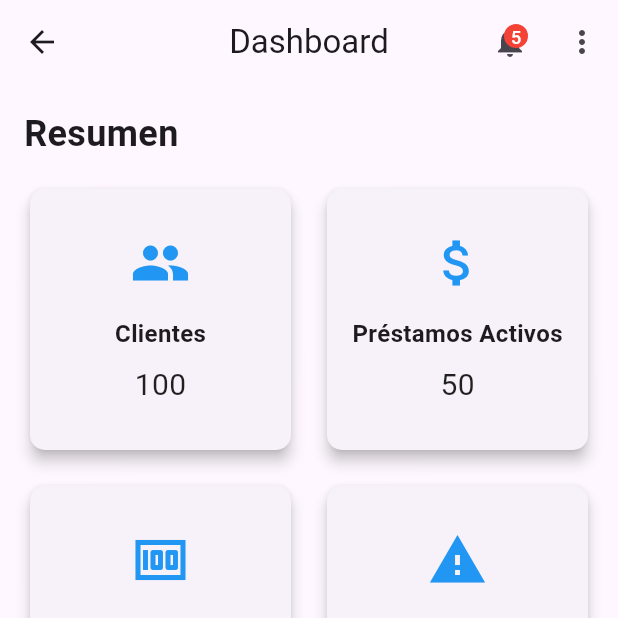
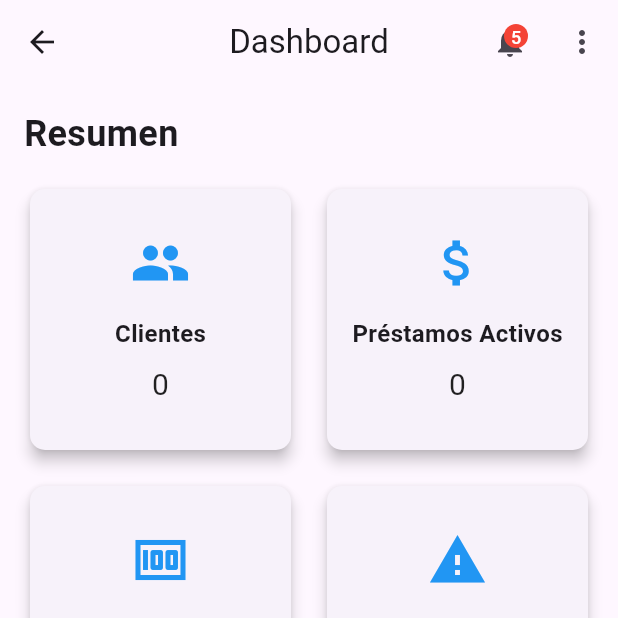
Before and after one commit to BryantJim/credit_system, a Flutter app: the DashboardPage screen opened by its route, after a tap on an icon or button, on a phone screen of 412 x 824 dp, the top half of it. Run offline on Flutter 3.47's test engine with Material 3 defaults, Android fonts, the phone set to English and light mode, and no system bars; our stand-ins replace flutter_dotenv, supabase_flutter; accounts and stored records are empty.

Commit message:
agregando datos reales en dashboard 1/2

```diff
--- a/lib/src/pages/dashboard.dart
+++ b/lib/src/pages/dashboard.dart
@@ -1,5 +1,6 @@
 import 'package:credit_system/src/auth/auth_service.dart';
 import 'package:flutter/material.dart';
+import 'package:supabase_flutter/supabase_flutter.dart';
 
 class DashboardPage extends StatefulWidget {
   const DashboardPage({super.key});
@@ -9,10 +10,36 @@ class DashboardPage extends StatefulWidget {
 }
 
 class _DashboardPageState extends State<DashboardPage> {
+  final _supabase = Supabase.instance.client;
   int overdueClients = 5;
   int totalClients = 100;
   int activeCredits = 50;
   double collectedLast30Days = 145658.58;
+
+  Future<int> getTotalClientes() async {
+    try {
+      final response = await _supabase.from('Clientes').select();
+      print(response);
+
+      final totalClientes = response?.length ?? 0;
+      return totalClientes;
+    } catch (error) {
+      return 0;
+    }
+  }
+
+  Future<int> getTotalPrestamos() async {
+    try {
+      final response = await _supabase.from('Prestamos').select();
+      print(response);
+
+      final totalPrestamos = response?.length ?? 0;
+      return totalPrestamos;
+    } catch (error) {
+      print('Error obteniendo el total de préstamos: $error');
+      return 0;
+    }
+  }
 
   @override
   Widget build(BuildContext context) {
@@ -47,11 +74,12 @@ class _DashboardPageState extends State<DashboardPage> {
               ScaffoldMessenger.of(context).showSnackBar(
                 SnackBar(
                   content:
-                        Text('Clientes con cuentas vencidas: $overdueClients')),
+                      Text('Clientes con cuentas vencidas: $overdueClients'),
+                ),
               );
             },
           ),
-          // Menú
+
           PopupMenuButton<String>(
             onSelected: (value) {
               switch (value) {
@@ -76,28 +104,14 @@ class _DashboardPageState extends State<DashboardPage> {
               }
             },
             itemBuilder: (context) => [
+              const PopupMenuItem(value: 'Clientes', child: Text('Clientes')),
+              const PopupMenuItem(value: 'Préstamos', child: Text('Préstamos')),
+              const PopupMenuItem(value: 'Pagos', child: Text('Pagos')),
+              const PopupMenuItem(value: 'Consultas', child: Text('Consultas')),
               const PopupMenuItem(
-                value: 'Clientes',
-                child: Text('Clientes'),
+                  value: 'Cerrar Sesión', child: Text('Cerrar Sesión')),
+            ],
           ),
-              const PopupMenuItem(
-                value: 'Préstamos',
-                child: Text('Préstamos'),
-              ),
-              const PopupMenuItem(
-                value: 'Pagos',
-                child: Text('Pagos'),
-              ),
-              const PopupMenuItem(
-                value: 'Consultas',
-                child: Text('Consultas'),
-              ),
-              const PopupMenuItem(
-                value: 'Cerrar Sesión',
-                child: Text('Cerrar Sesión'),
-              ),
-            ],
-          )
         ],
       ),
       body: Padding(
@@ -109,24 +123,74 @@ class _DashboardPageState extends State<DashboardPage> {
               'Resumen',
               style: TextStyle(fontSize: 24, fontWeight: FontWeight.bold),
             ),
-            const SizedBox(
-              height: 16,
-            ),
+            const SizedBox(height: 16),
             Expanded(
               child: GridView.count(
                 crossAxisCount: 2,
                 crossAxisSpacing: 16,
                 mainAxisSpacing: 16,
                 children: [
-                _buildSummaryCard(
+                  FutureBuilder<int>(
+                    future:
+                        getTotalClientes(),
+                    builder: (context, snapshot) {
+                      if (snapshot.connectionState == ConnectionState.waiting) {
+                        return _buildSummaryCard(
                           title: 'Clientes',
-                  value: '$totalClients',
+                          value: 'Cargando...',
                           icon: Icons.people,
+                        );
+                      } else if (snapshot.hasError) {
+                        return _buildSummaryCard(
+                          title: 'Clientes',
+                          value: 'Error',
+                          icon: Icons.people,
+                        );
+                      } else if (snapshot.hasData) {
+                        return _buildSummaryCard(
+                          title: 'Clientes',
+                          value: '${snapshot.data}',
+                          icon: Icons.people,
+                        );
+                      } else {
+                        return _buildSummaryCard(
+                          title: 'Clientes',
+                          value: 'No disponible',
+                          icon: Icons.people,
+                        );
+                      }
+                    },
                   ),
-                _buildSummaryCard(
+                  FutureBuilder<int>(
+                    future:
+                        getTotalPrestamos(),
+                    builder: (context, snapshot) {
+                      if (snapshot.connectionState == ConnectionState.waiting) {
+                        return _buildSummaryCard(
                           title: 'Préstamos Activos',
-                  value: '$activeCredits',
+                          value: 'Cargando...',
                           icon: Icons.attach_money,
+                        );
+                      } else if (snapshot.hasError) {
+                        return _buildSummaryCard(
+                          title: 'Préstamos Activos',
+                          value: 'Error',
+                          icon: Icons.attach_money,
+                        );
+                      } else if (snapshot.hasData) {
+                        return _buildSummaryCard(
+                          title: 'Préstamos Activos',
+                          value: '${snapshot.data}',
+                          icon: Icons.attach_money,
+                        );
+                      } else {
+                        return _buildSummaryCard(
+                          title: 'Préstamos Activos',
+                          value: 'No disponible',
+                          icon: Icons.attach_money,
+                        );
+                      }
+                    },
                   ),
                   _buildSummaryCard(
                     title: 'Ultimos 30 días',
@@ -139,7 +203,8 @@ class _DashboardPageState extends State<DashboardPage> {
                     icon: Icons.warning,
                   ),
                 ],
-            )),
+              ),
+            ),
           ],
         ),
       ),
```
Lines whose indentation alone changed are shown as unchanged.
